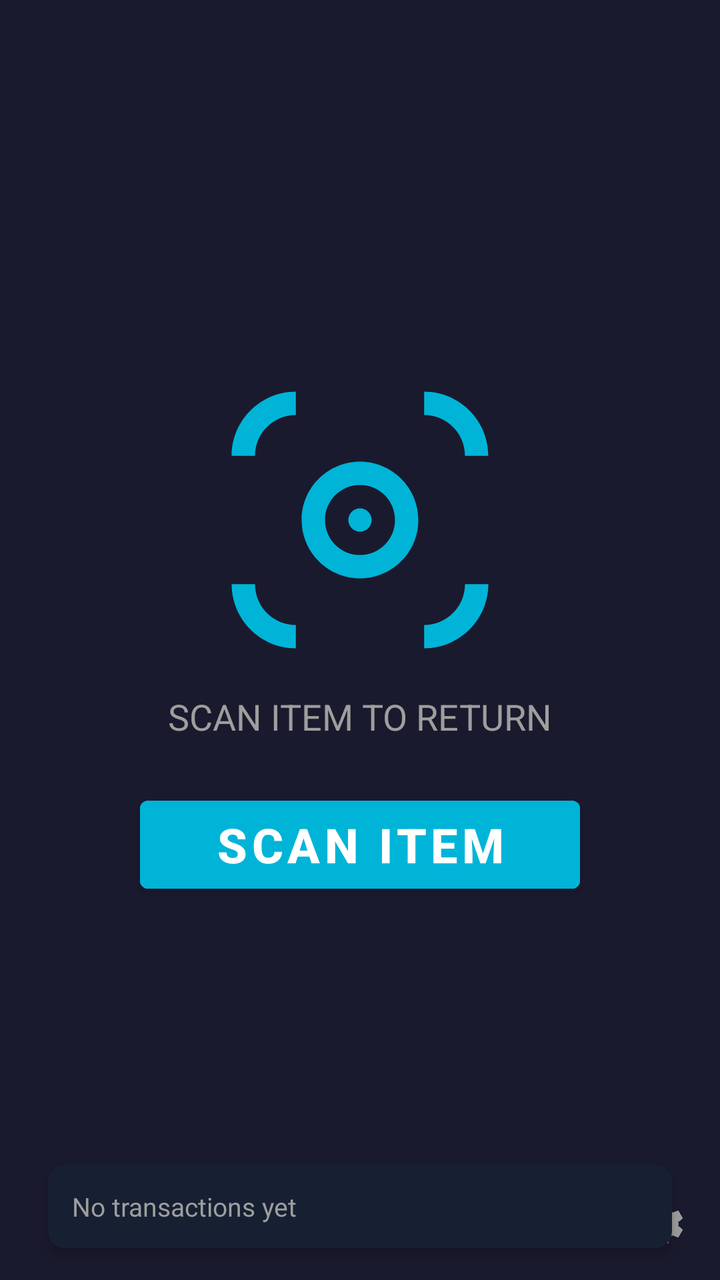
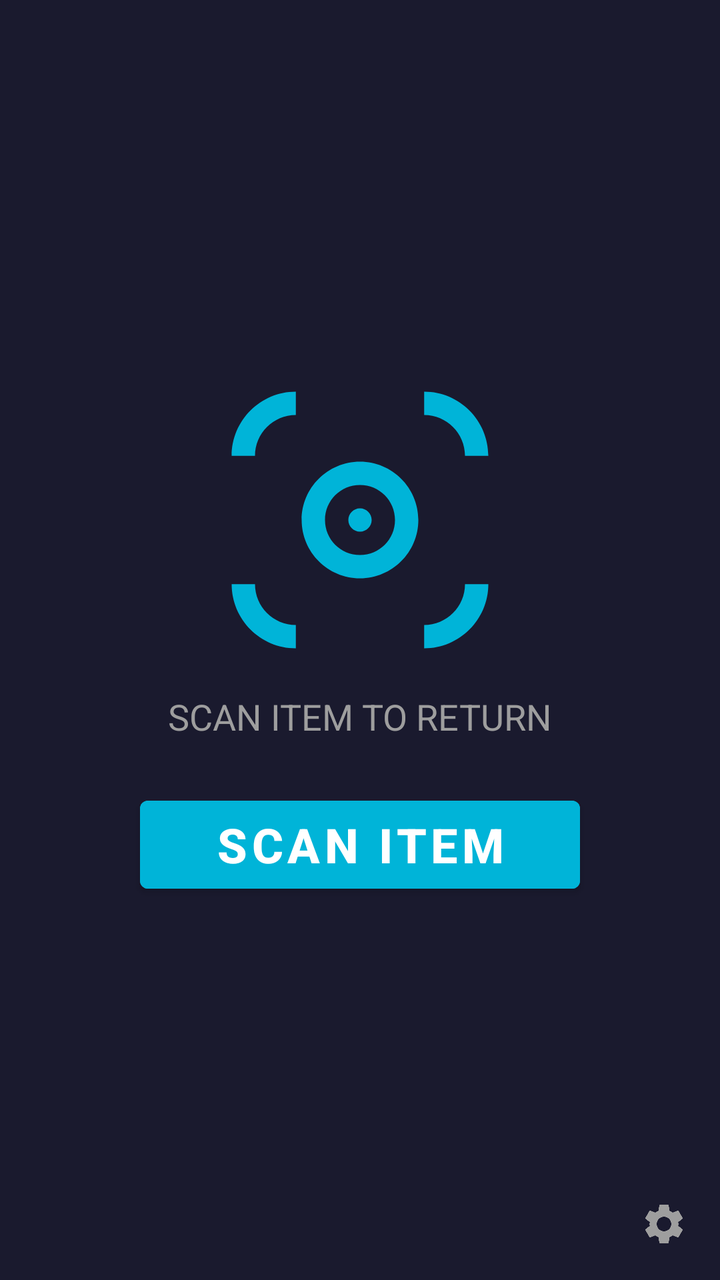

An Android layout rendered at two revisions. The XML below is the earlier revision; the diff shows what the commit changed to produce the second picture.
<!-- AndroidManifest.xml: application theme Theme.ChannelDoorPOS -->
<!-- res/layout/fragment_idle.xml -->
<?xml version="1.0" encoding="utf-8"?>
<androidx.constraintlayout.widget.ConstraintLayout
    xmlns:android="http://schemas.android.com/apk/res/android"
    xmlns:app="http://schemas.android.com/apk/res-auto"
    android:layout_width="match_parent"
    android:layout_height="match_parent"
    android:background="@color/colorBackground">

    <ImageView
        android:id="@+id/iv_rfid_icon"
        android:layout_width="140dp"
        android:layout_height="140dp"
        android:src="@drawable/ic_rfid"
        android:contentDescription="@string/rfid_icon"
        app:tint="@color/colorAccent"
        app:layout_constraintBottom_toTopOf="@+id/tv_scan_hint"
        app:layout_constraintEnd_toEndOf="parent"
        app:layout_constraintStart_toStartOf="parent"
        app:layout_constraintTop_toTopOf="parent"
        app:layout_constraintVertical_chainStyle="packed"/>

    <TextView
        android:id="@+id/tv_scan_hint"
        android:layout_width="wrap_content"
        android:layout_height="wrap_content"
        android:layout_marginTop="16dp"
        android:text="@string/scan_item_to_return"
        android:textColor="@color/colorTextSecondary"
        android:textSize="18sp"
        app:layout_constraintBottom_toTopOf="@+id/btn_scan"
        app:layout_constraintEnd_toEndOf="parent"
        app:layout_constraintStart_toStartOf="parent"
        app:layout_constraintTop_toBottomOf="@+id/iv_rfid_icon"/>

    <Button
        android:id="@+id/btn_scan"
        android:layout_width="220dp"
        android:layout_height="56dp"
        android:layout_marginTop="24dp"
        android:backgroundTint="@color/colorAccent"
        android:text="@string/scan_item"
        android:textColor="@color/colorTextPrimary"
        android:textSize="24sp"
        android:textStyle="bold"
        app:layout_constraintBottom_toBottomOf="parent"
        app:layout_constraintEnd_toEndOf="parent"
        app:layout_constraintStart_toStartOf="parent"
        app:layout_constraintTop_toBottomOf="@+id/tv_scan_hint"/>

    <androidx.cardview.widget.CardView
        android:id="@+id/card_last_result"
        android:layout_width="0dp"
        android:layout_height="wrap_content"
        android:layout_marginStart="24dp"
        android:layout_marginEnd="24dp"
        android:layout_marginBottom="16dp"
        app:cardBackgroundColor="@color/colorSurface"
        app:cardCornerRadius="8dp"
        app:cardElevation="4dp"
        app:layout_constraintBottom_toBottomOf="parent"
        app:layout_constraintEnd_toEndOf="parent"
        app:layout_constraintStart_toStartOf="parent">

        <TextView
            android:id="@+id/tv_last_result"
            android:layout_width="match_parent"
            android:layout_height="wrap_content"
            android:padding="12dp"
            android:text="@string/no_transactions_yet"
            android:textColor="@color/colorTextSecondary"
            android:textSize="13sp"/>

    </androidx.cardview.widget.CardView>

    <androidx.appcompat.widget.AppCompatImageButton
        android:id="@+id/btn_settings_idle"
        android:layout_width="40dp"
        android:layout_height="40dp"
        android:layout_marginEnd="8dp"
        android:layout_marginBottom="8dp"
        android:background="?attr/selectableItemBackgroundBorderless"
        android:src="@drawable/ic_settings"
        android:tint="@color/colorTextSecondary"
        android:contentDescription="@string/settings"
        app:layout_constraintBottom_toBottomOf="parent"
        app:layout_constraintEnd_toEndOf="parent"/>

</androidx.constraintlayout.widget.ConstraintLayout>
<!-- resources referenced by this layout -->
<resources>
  <color name="colorAccent">#00B4D8</color>
  <color name="colorBackground">#1A1A2E</color>
  <color name="colorSurface">#162032</color>
  <color name="colorTextPrimary">#FFFFFF</color>
  <color name="colorTextSecondary">#9E9E9E</color>
  <!-- drawable ic_rfid (drawable) -->
  <?xml version="1.0" encoding="utf-8"?>
  <vector xmlns:android="http://schemas.android.com/apk/res/android"
      android:width="24dp"
      android:height="24dp"
      android:viewportWidth="24"
      android:viewportHeight="24">
      <path
          android:fillColor="#FFFFFFFF"
          android:pathData="M1,6.5C1,3.47 3.47,1 6.5,1l0,2C4.57,3 3,4.57 3,6.5L1,6.5zM17.5,1C20.53,1 23,3.47 23,6.5l-2,0C21,4.57 19.43,3 17.5,3L17.5,1zM1,17.5C1,20.53 3.47,23 6.5,23l0,-2C4.57,21 3,19.43 3,17.5L1,17.5zM17.5,23C20.53,23 23,20.53 23,17.5l-2,0C21,19.43 19.43,21 17.5,21L17.5,23zM7,12C7,9.24 9.24,7 12,7s5,2.24 5,5 -2.24,5 -5,5S7,14.76 7,12zM12,9C10.34,9 9,10.34 9,12s1.34,3 3,3 3,-1.34 3,-3S13.66,9 12,9zM12,11C11.45,11 11,11.45 11,12s0.45,1 1,1 1,-0.45 1,-1S12.55,11 12,11z"/>
  </vector>
  <!-- drawable ic_settings (drawable) -->
  <?xml version="1.0" encoding="utf-8"?>
  <vector xmlns:android="http://schemas.android.com/apk/res/android"
      android:width="24dp"
      android:height="24dp"
      android:viewportWidth="24"
      android:viewportHeight="24">
      <path
          android:fillColor="#FFFFFFFF"
          android:pathData="M19.14,12.94c0.04,-0.3 0.06,-0.61 0.06,-0.94c0,-0.32 -0.02,-0.64 -0.07,-0.94l2.03,-1.58c0.18,-0.14 0.23,-0.41 0.12,-0.61l-1.92,-3.32c-0.12,-0.22 -0.37,-0.29 -0.59,-0.22l-2.39,0.96c-0.5,-0.38 -1.03,-0.7 -1.62,-0.94L14.4,2.81c-0.04,-0.24 -0.24,-0.41 -0.48,-0.41h-3.84c-0.24,0 -0.43,0.17 -0.47,0.41L9.25,5.35C8.66,5.59 8.12,5.92 7.63,6.29L5.24,5.33c-0.22,-0.08 -0.47,0 -0.59,0.22L2.74,8.87C2.62,9.08 2.66,9.34 2.86,9.48l2.03,1.58C4.84,11.36 4.8,11.69 4.8,12s0.02,0.64 0.07,0.94l-2.03,1.58c-0.18,0.14 -0.23,0.41 -0.12,0.61l1.92,3.32c0.12,0.22 0.37,0.29 0.59,0.22l2.39,-0.96c0.5,0.38 1.03,0.7 1.62,0.94l0.36,2.54c0.05,0.24 0.24,0.41 0.48,0.41h3.84c0.24,0 0.44,-0.17 0.47,-0.41l0.36,-2.54c0.59,-0.24 1.13,-0.56 1.62,-0.94l2.39,0.96c0.22,0.08 0.47,0 0.59,-0.22l1.92,-3.32c0.12,-0.22 0.07,-0.47 -0.12,-0.61L19.14,12.94zM12,15.6c-1.98,0 -3.6,-1.62 -3.6,-3.6s1.62,-3.6 3.6,-3.6s3.6,1.62 3.6,3.6S13.98,15.6 12,15.6z"/>
  </vector>
  <string name="no_transactions_yet">No transactions yet</string>
  <string name="rfid_icon">RFID icon</string>
  <string name="scan_item">SCAN ITEM</string>
  <string name="scan_item_to_return">SCAN ITEM TO RETURN</string>
  <string name="settings">Settings</string>
  <style name="Theme.ChannelDoorPOS" parent="Theme.MaterialComponents.DayNight.NoActionBar">
          <item name="colorPrimary">#00B4D8</item>
          <item name="colorPrimaryVariant">#0097A7</item>
          <item name="colorSecondary">#00B4D8</item>
          <item name="android:windowBackground">@color/colorBackground</item>
          <item name="android:statusBarColor">@color/colorStatusBar</item>
      </style>
  <color name="colorStatusBar">#0D1220</color>
</resources>

<!-- the commit's change to res/layout/fragment_idle.xml (unified diff, before → after) -->
@@ -47,31 +47,6 @@
         app:layout_constraintStart_toStartOf="parent"
         app:layout_constraintTop_toBottomOf="@+id/tv_scan_hint"/>
 
-    <androidx.cardview.widget.CardView
-        android:id="@+id/card_last_result"
-        android:layout_width="0dp"
-        android:layout_height="wrap_content"
-        android:layout_marginStart="24dp"
-        android:layout_marginEnd="24dp"
-        android:layout_marginBottom="16dp"
-        app:cardBackgroundColor="@color/colorSurface"
-        app:cardCornerRadius="8dp"
-        app:cardElevation="4dp"
-        app:layout_constraintBottom_toBottomOf="parent"
-        app:layout_constraintEnd_toEndOf="parent"
-        app:layout_constraintStart_toStartOf="parent">
-
-        <TextView
-            android:id="@+id/tv_last_result"
-            android:layout_width="match_parent"
-            android:layout_height="wrap_content"
-            android:padding="12dp"
-            android:text="@string/no_transactions_yet"
-            android:textColor="@color/colorTextSecondary"
-            android:textSize="13sp"/>
-
-    </androidx.cardview.widget.CardView>
-
     <androidx.appcompat.widget.AppCompatImageButton
         android:id="@+id/btn_settings_idle"
         android:layout_width="40dp"
<!-- resource entries referenced after the edit -->
@@ -2,7 +2,6 @@
 <resources>
   <color name="colorAccent">#00B4D8</color>
   <color name="colorBackground">#1A1A2E</color>
-  <color name="colorSurface">#162032</color>
   <color name="colorTextPrimary">#FFFFFF</color>
   <color name="colorTextSecondary">#9E9E9E</color>
   <!-- drawable ic_rfid (drawable) -->
@@ -27,7 +26,6 @@
           android:fillColor="#FFFFFFFF"
           android:pathData="M19.14,12.94c0.04,-0.3 0.06,-0.61 0.06,-0.94c0,-0.32 -0.02,-0.64 -0.07,-0.94l2.03,-1.58c0.18,-0.14 0.23,-0.41 0.12,-0.61l-1.92,-3.32c-0.12,-0.22 -0.37,-0.29 -0.59,-0.22l-2.39,0.96c-0.5,-0.38 -1.03,-0.7 -1.62,-0.94L14.4,2.81c-0.04,-0.24 -0.24,-0.41 -0.48,-0.41h-3.84c-0.24,0 -0.43,0.17 -0.47,0.41L9.25,5.35C8.66,5.59 8.12,5.92 7.63,6.29L5.24,5.33c-0.22,-0.08 -0.47,0 -0.59,0.22L2.74,8.87C2.62,9.08 2.66,9.34 2.86,9.48l2.03,1.58C4.84,11.36 4.8,11.69 4.8,12s0.02,0.64 0.07,0.94l-2.03,1.58c-0.18,0.14 -0.23,0.41 -0.12,0.61l1.92,3.32c0.12,0.22 0.37,0.29 0.59,0.22l2.39,-0.96c0.5,0.38 1.03,0.7 1.62,0.94l0.36,2.54c0.05,0.24 0.24,0.41 0.48,0.41h3.84c0.24,0 0.44,-0.17 0.47,-0.41l0.36,-2.54c0.59,-0.24 1.13,-0.56 1.62,-0.94l2.39,0.96c0.22,0.08 0.47,0 0.59,-0.22l1.92,-3.32c0.12,-0.22 0.07,-0.47 -0.12,-0.61L19.14,12.94zM12,15.6c-1.98,0 -3.6,-1.62 -3.6,-3.6s1.62,-3.6 3.6,-3.6s3.6,1.62 3.6,3.6S13.98,15.6 12,15.6z"/>
   </vector>
-  <string name="no_transactions_yet">No transactions yet</string>
   <string name="rfid_icon">RFID icon</string>
   <string name="scan_item">SCAN ITEM</string>
   <string name="scan_item_to_return">SCAN ITEM TO RETURN</string>
